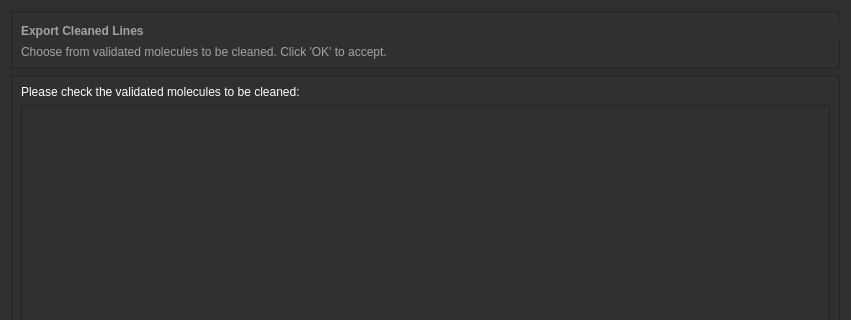
jnicoleoliveira/SPECData, file app/dialogs/frames/export_cleaned_lines.ui: the form before one commit; both pictures show x 0 to 851 and y 0 to 320 of the 851 by 518 pixel window.
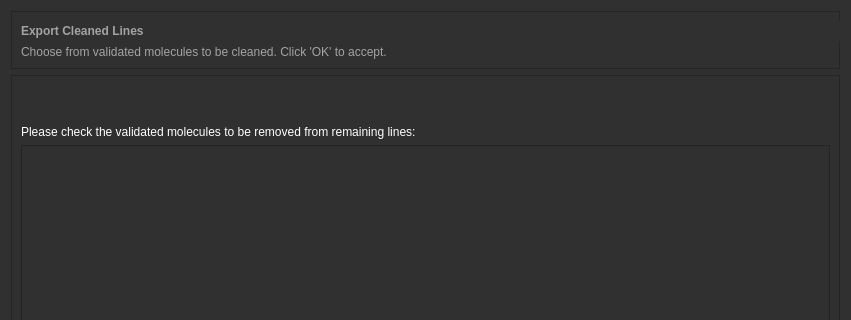
The form after the commit.

Diff of the .ui file:
```diff
--- a/app/dialogs/frames/export_cleaned_lines.ui
+++ b/app/dialogs/frames/export_cleaned_lines.ui
@@ -29,17 +29,17 @@
       <enum>QFrame::Raised</enum>
      </property>
      <layout class="QGridLayout" name="gridLayout_3">
-      <item row="0" column="0">
+      <item row="1" column="0">
        <widget class="QLabel" name="label_2">
         <property name="frameShape">
          <enum>QFrame::NoFrame</enum>
         </property>
         <property name="text">
-         <string>Please check the validated molecules to be cleaned:</string>
+         <string>Please check the validated molecules to be removed from remaining lines:</string>
         </property>
        </widget>
       </item>
-      <item row="1" column="0">
+      <item row="2" column="0">
        <widget class="QScrollArea" name="scrollArea">
         <property name="widgetResizable">
          <bool>true</bool>
@@ -50,13 +50,29 @@
            <x>0</x>
            <y>0</y>
            <width>819</width>
-           <height>260</height>
+           <height>214</height>
           </rect>
          </property>
          <zorder>frame_6</zorder>
         </widget>
        </widget>
       </item>
+      <item row="0" column="0">
+       <spacer name="verticalSpacer_3">
+        <property name="orientation">
+         <enum>Qt::Vertical</enum>
+        </property>
+        <property name="sizeType">
+         <enum>QSizePolicy::Minimum</enum>
+        </property>
+        <property name="sizeHint" stdset="0">
+         <size>
+          <width>20</width>
+          <height>40</height>
+         </size>
+        </property>
+       </spacer>
+      </item>
      </layout>
     </widget>
    </item>
```
